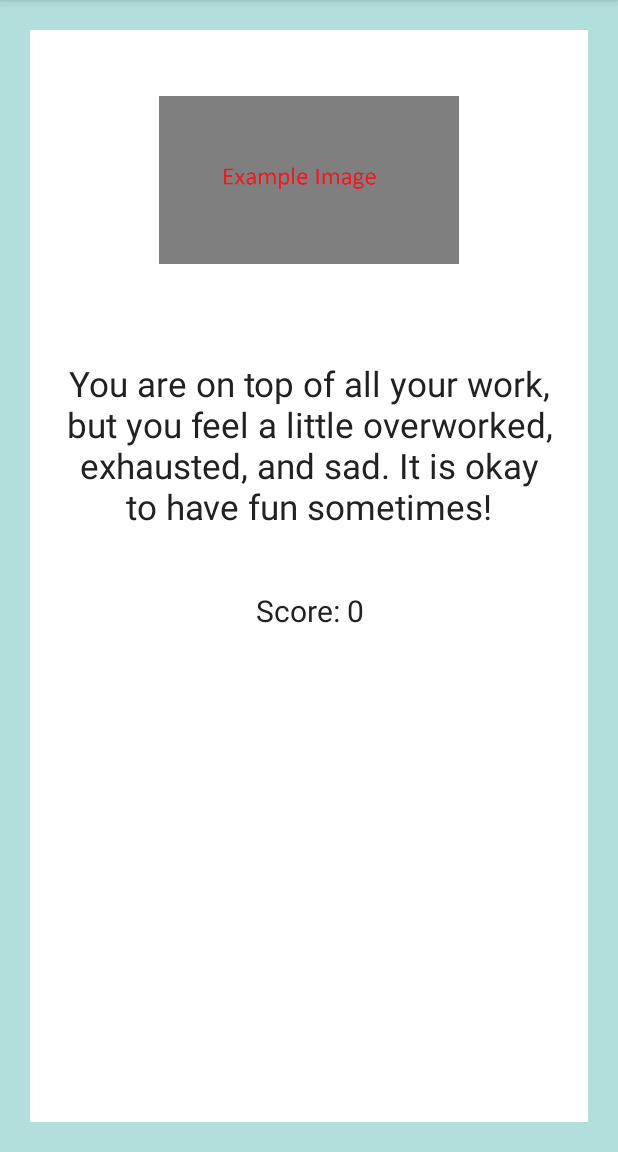
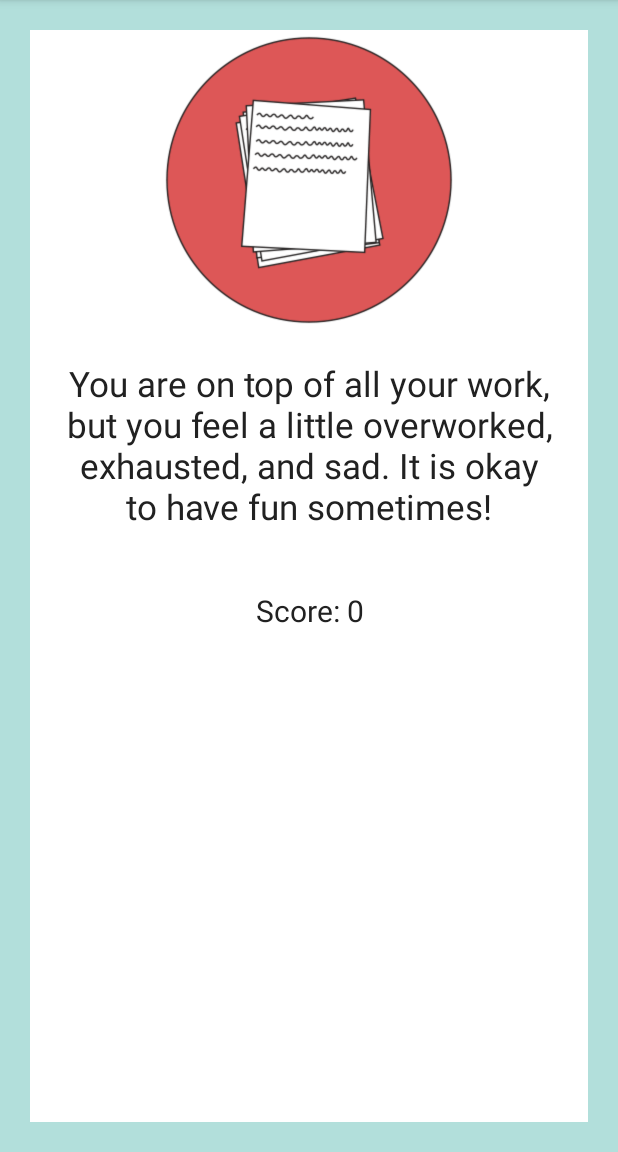
Before and after one commit to bng8/ChooseWisely, an Android app: the Page_7a screen opened directly, with no data from a screen before it, on a phone screen of 412 x 824 dp, the part 84-1236 px from its top. Run offline under Robolectric (Android 15) with nearby library versions, the phone set to English and light mode, and no system bars; 1 statement that could not run was skipped.

Commit message:
one more image down

```diff
--- a/app/src/main/res/layout/activity_page_7a.xml
+++ b/app/src/main/res/layout/activity_page_7a.xml
@@ -24,7 +24,7 @@
                 tools:ignore="ContentDescription"
                 android:layout_width="200dp"
                 android:layout_height="200dp"
-                android:src="@drawable/example_image"
+                android:src="@drawable/overworked_7a"
                 android:layout_gravity="center"/>
 
             <TextView
```
Also changed, not shown: app/src/main/res/drawable/overworked_7a.png (added).
